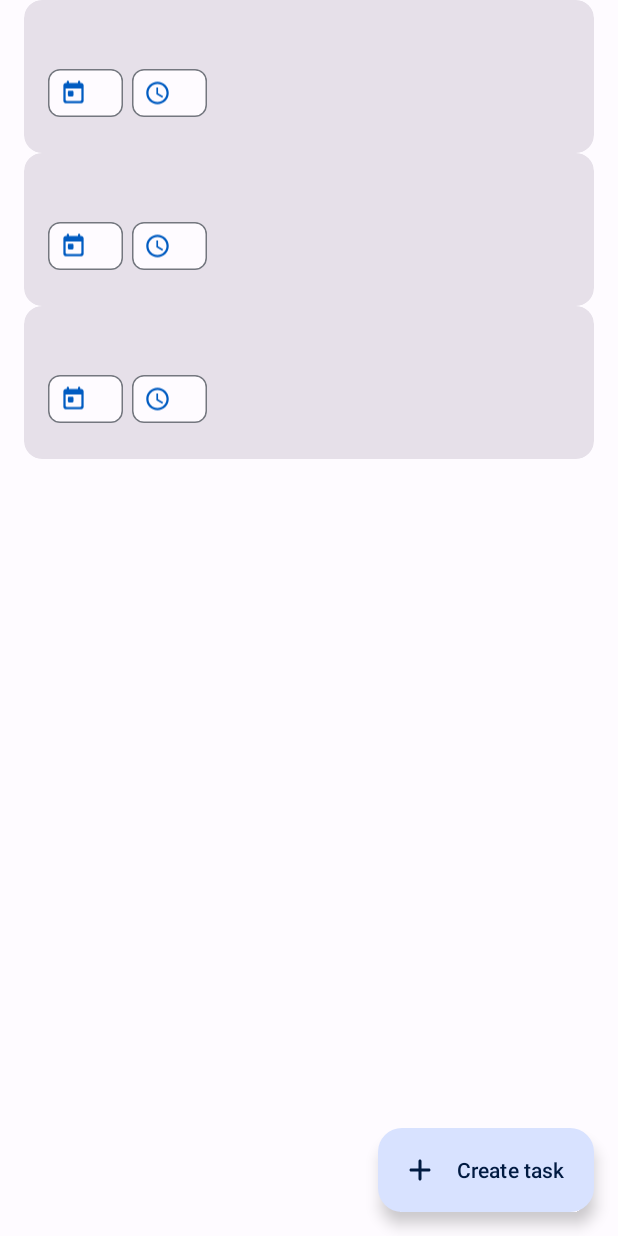
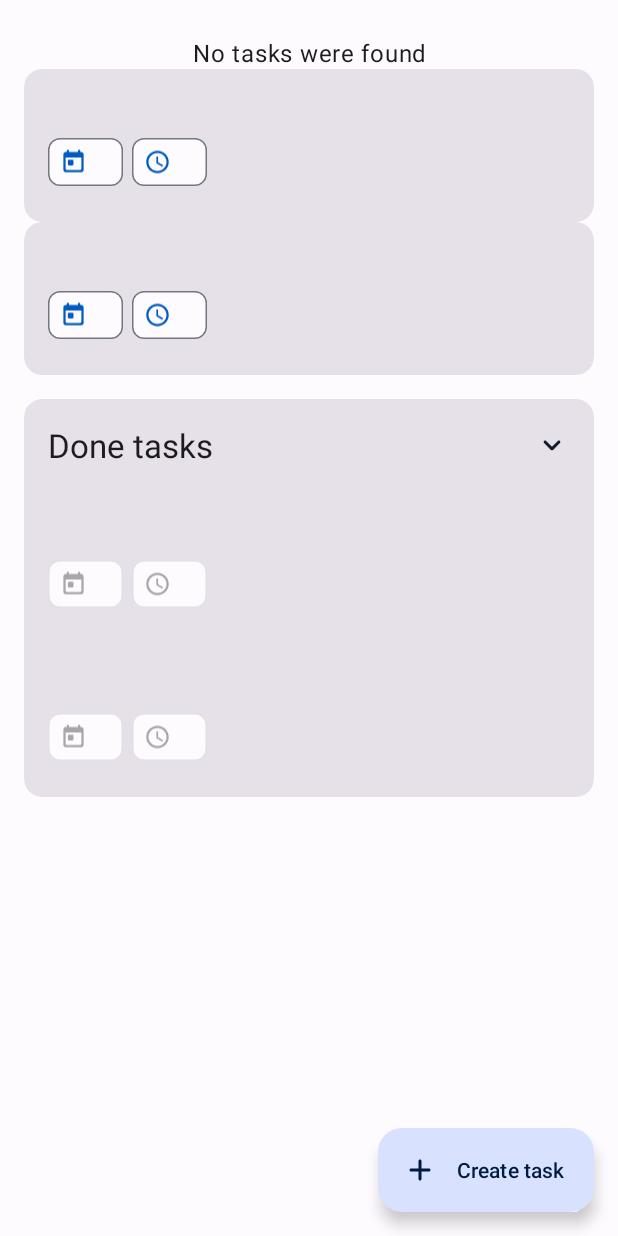
Before and after one commit to daniel-reinhold/todo-nxt-android, an Android app: the layout fragment_task_list.xml on its own in the app's theme, with its tools: preview values and no code run, on a phone screen of 412 x 824 dp. Run offline under Robolectric (Android 15) with nearby library versions, the phone set to English and light mode, and no system bars.

Commit message:
Show done tasks in task list

```diff
--- /dev/null
+++ b/app/src/main/java/de/todonxt/core/ui/viewholder/TaskDoneViewHolder.kt
@@ -0,0 +1,6 @@
+package de.todonxt.core.ui.viewholder
+
+import androidx.recyclerview.widget.RecyclerView
+import de.todonxt.databinding.RviTaskDoneBinding
+
+class TaskDoneViewHolder(val binding: RviTaskDoneBinding) : RecyclerView.ViewHolder(binding.root)
--- /dev/null
+++ b/app/src/main/res/drawable/ic_chevron_down.xml
@@ -0,0 +1,5 @@
+<vector android:height="24dp" android:tint="#000000"
+    android:viewportHeight="24" android:viewportWidth="24"
+    android:width="24dp" xmlns:android="http://schemas.android.com/apk/res/android">
+    <path android:fillColor="@android:color/white" android:pathData="M8.12,9.29L12,13.17l3.88,-3.88c0.39,-0.39 1.02,-0.39 1.41,0 0.39,0.39 0.39,1.02 0,1.41l-4.59,4.59c-0.39,0.39 -1.02,0.39 -1.41,0L6.7,10.7c-0.39,-0.39 -0.39,-1.02 0,-1.41 0.39,-0.38 1.03,-0.39 1.42,0z"/>
+</vector>
--- /dev/null
+++ b/app/src/main/res/drawable/ic_chevron_up.xml
@@ -0,0 +1,5 @@
+<vector android:height="24dp" android:tint="#000000"
+    android:viewportHeight="24" android:viewportWidth="24"
+    android:width="24dp" xmlns:android="http://schemas.android.com/apk/res/android">
+    <path android:fillColor="@android:color/white" android:pathData="M8.12,14.71L12,10.83l3.88,3.88c0.39,0.39 1.02,0.39 1.41,0 0.39,-0.39 0.39,-1.02 0,-1.41L12.7,8.71c-0.39,-0.39 -1.02,-0.39 -1.41,0L6.7,13.3c-0.39,0.39 -0.39,1.02 0,1.41 0.39,0.38 1.03,0.39 1.42,0z"/>
+</vector>
--- a/app/src/main/res/layout/fragment_task_list.xml
+++ b/app/src/main/res/layout/fragment_task_list.xml
@@ -14,6 +14,18 @@
         android:layout_width="match_parent"
         android:layout_height="match_parent">
 
+        <androidx.core.widget.NestedScrollView
+            android:layout_width="match_parent"
+            android:layout_height="match_parent"
+            android:clipToPadding="false"
+            android:overScrollMode="ifContentScrolls"
+            android:paddingBottom="88dp">
+
+            <LinearLayout
+                android:layout_width="match_parent"
+                android:layout_height="wrap_content"
+                android:orientation="vertical">
+
                 <com.google.android.material.textview.MaterialTextView
                     style="@style/TextAppearance.Material3.BodyLarge"
                     android:layout_width="match_parent"
@@ -21,21 +33,83 @@
                     android:layout_marginTop="24dp"
                     android:gravity="center_horizontal"
                     android:text="@string/no_tasks"
-            app:isGone="@{viewModel.anyTasks}"
+                    app:isGone="@{viewModel.anyOpenTasks}"
                     app:layout_constraintEnd_toEndOf="parent"
                     app:layout_constraintStart_toStartOf="parent"
                     app:layout_constraintTop_toTopOf="parent" />
 
                 <androidx.recyclerview.widget.RecyclerView
-            android:id="@+id/recyclerView"
+                    android:id="@+id/recyclerViewTasks"
                     android:layout_width="match_parent"
-            android:layout_height="match_parent"
+                    android:layout_height="wrap_content"
                     android:clipToPadding="false"
-            android:paddingBottom="88dp"
+                    android:overScrollMode="never"
                     android:paddingHorizontal="16dp"
-            app:isVisible="@{viewModel.anyTasks}"
+                    app:isVisible="@{viewModel.anyOpenTasks}"
                     app:layoutManager="androidx.recyclerview.widget.LinearLayoutManager"
+                    app:layout_constraintEnd_toEndOf="parent"
+                    app:layout_constraintEnd_toStartOf="parent"
+                    app:layout_constraintTop_toTopOf="parent"
+                    tools:itemCount="2"
                     tools:listitem="@layout/rvi_task" />
+
+                <com.google.android.material.card.MaterialCardView
+                    style="@style/DefaultCard"
+                    isVisible="@{viewModel.anyDoneTasks}"
+                    android:layout_width="match_parent"
+                    android:layout_height="wrap_content"
+                    android:layout_marginHorizontal="16dp"
+                    android:layout_marginTop="16dp"
+                    app:layout_constraintTop_toBottomOf="@id/recyclerViewTasks">
+
+                    <LinearLayout
+                        android:layout_width="match_parent"
+                        android:layout_height="wrap_content"
+                        android:orientation="vertical">
+
+                        <LinearLayout
+                            android:id="@+id/headerDoneTasks"
+                            android:layout_width="match_parent"
+                            android:layout_height="wrap_content"
+                            android:background="?attr/selectableItemBackground"
+                            android:gravity="center_vertical"
+                            android:orientation="horizontal"
+                            android:padding="16dp">
+
+                            <com.google.android.material.textview.MaterialTextView
+                                style="@style/TextAppearance.Material3.TitleLarge"
+                                android:layout_width="0dp"
+                                android:layout_height="wrap_content"
+                                android:layout_weight="1"
+                                android:text="@string/title_done_tasks" />
+
+                            <ImageView
+                                android:id="@+id/iconHeaderDoneTasks"
+                                android:layout_width="wrap_content"
+                                android:layout_height="wrap_content"
+                                android:contentDescription="@string/content_description_icon_chevron_up_down"
+                                android:src="@drawable/ic_chevron_down"
+                                app:tint="?attr/colorOnSecondaryContainer" />
+
+                        </LinearLayout>
+
+                        <androidx.recyclerview.widget.RecyclerView
+                            android:id="@+id/recyclerViewTasksDone"
+                            isVisible="@{viewModel.containerDoneTasksVisible}"
+                            android:layout_width="match_parent"
+                            android:layout_height="wrap_content"
+                            android:overScrollMode="never"
+                            app:layoutManager="androidx.recyclerview.widget.LinearLayoutManager"
+                            tools:itemCount="2"
+                            tools:listitem="@layout/rvi_task_done" />
+
+                    </LinearLayout>
+
+                </com.google.android.material.card.MaterialCardView>
+
+            </LinearLayout>
+
+        </androidx.core.widget.NestedScrollView>
 
         <com.google.android.material.floatingactionbutton.ExtendedFloatingActionButton
             android:id="@+id/buttonCreateTask"
--- /dev/null
+++ b/app/src/main/res/layout/rvi_task_done.xml
@@ -0,0 +1,41 @@
+<?xml version="1.0" encoding="utf-8"?>
+<LinearLayout xmlns:android="http://schemas.android.com/apk/res/android"
+    xmlns:app="http://schemas.android.com/apk/res-auto"
+    android:orientation="vertical"
+    android:layout_width="match_parent"
+    android:layout_height="wrap_content"
+    android:padding="16dp">
+
+    <com.google.android.material.textview.MaterialTextView
+        android:id="@+id/textViewTitle"
+        style="@style/TextAppearance.Material3.TitleMedium"
+        android:layout_width="match_parent"
+        android:layout_height="wrap_content"
+        android:enabled="false" />
+
+    <LinearLayout
+        android:id="@+id/containerTaskInfo"
+        android:layout_width="match_parent"
+        android:layout_height="wrap_content"
+        android:orientation="horizontal">
+
+        <com.google.android.material.chip.Chip
+            android:id="@+id/chipDate"
+            style="@style/Widget.Material3.Chip.Assist"
+            android:layout_width="wrap_content"
+            android:layout_height="wrap_content"
+            android:enabled="false"
+            app:chipIcon="@drawable/ic_calendar_today" />
+
+        <com.google.android.material.chip.Chip
+            android:id="@+id/chipTime"
+            style="@style/Widget.Material3.Chip.Assist"
+            android:layout_width="wrap_content"
+            android:layout_height="wrap_content"
+            android:layout_marginStart="6dp"
+            android:enabled="false"
+            app:chipIcon="@drawable/ic_clock" />
+
+    </LinearLayout>
+
+</LinearLayout>
--- a/app/src/main/res/values/strings.xml
+++ b/app/src/main/res/values/strings.xml
@@ -28,7 +28,9 @@
     <string name="tasks_for_today">Today\'s Tasks</string>
     <string name="no_tasks_today">There are no tasks today</string>
     <string name="button_add_task">Create task</string>
+
     <string name="no_tasks">No tasks were found</string>
+    <string name="title_done_tasks">Done tasks</string>
 
     <string name="hint_title">Title</string>
     <string name="hint_description">Description</string>
@@ -54,5 +56,6 @@
     <string name="content_description_icon_calendar">Calendar icon</string>
     <string name="content_description_icon_edit">Pen icon</string>
     <string name="content_description_icon_delete">Trash icon</string>
+    <string name="content_description_icon_chevron_up_down">Toggle visibility</string>
 
 </resources>
--- a/app/src/main/res/values/themes.xml
+++ b/app/src/main/res/values/themes.xml
@@ -162,4 +162,8 @@
         <item name="android:textSize">20sp</item>
     </style>
 
+    <style name="DividerItemDecoration">
+
+    </style>
+
 </resources>
```
Also changed, not shown: app/src/main/java/de/todonxt/core/data/repository/TaskRepository.kt (+14 -6 lines), app/src/main/java/de/todonxt/core/data/source/local/dao/TaskDao.kt (+7 -4 lines), app/src/main/java/de/todonxt/core/data/source/local/entities/TaskEntity.kt (+5 -4 lines), app/src/main/java/de/todonxt/feature/task_details/presentation/TaskDetailFragment.kt (+9 -0 lines), app/src/main/java/de/todonxt/feature/task_details/presentation/TaskDetailsViewModel.kt (+10 -0 lines), app/src/main/java/de/todonxt/feature/task_list/domain/TaskDoneListAdapter.kt (added, +60 -0 lines), app/src/main/java/de/todonxt/feature/task_list/presentation/TaskListFragment.kt (+61 -25 lines), app/src/main/java/de/todonxt/feature/task_list/presentation/TaskListViewModel.kt (+19 -4 lines). Lines whose indentation alone changed are shown as unchanged.
